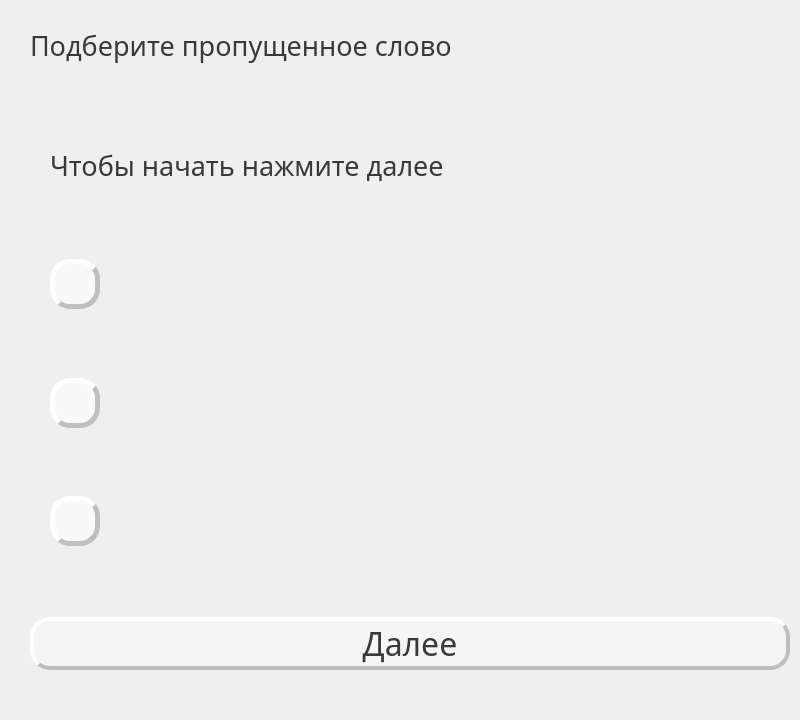
Above: termstest.ui from realeedd/techEng before the change. Below: the same form after it.
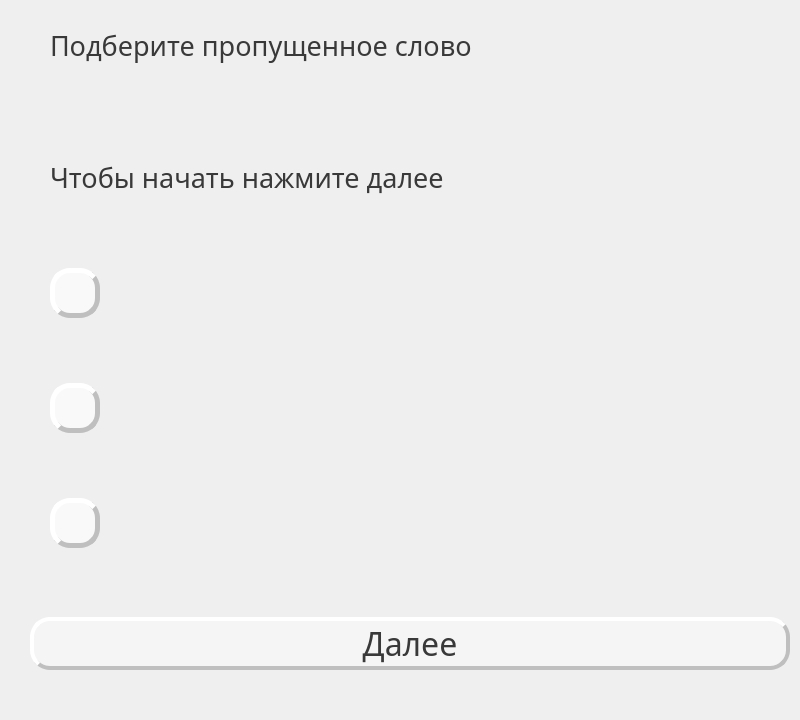
That is the form after the change.

Patch:
```diff
--- a/termstest.ui
+++ b/termstest.ui
@@ -68,6 +68,19 @@
          <number>10</number>
         </property>
         <item>
+         <layout class="QVBoxLayout" name="verticalLayout_3">
+          <item>
+           <layout class="QVBoxLayout" name="verticalLayout_2">
+            <property name="spacing">
+             <number>20</number>
+            </property>
+            <property name="leftMargin">
+             <number>20</number>
+            </property>
+            <property name="rightMargin">
+             <number>20</number>
+            </property>
+            <item>
          <widget class="QLabel" name="label_2">
           <property name="sizePolicy">
            <sizepolicy hsizetype="Ignored" vsizetype="Ignored">
@@ -120,17 +133,6 @@
          </spacer>
         </item>
         <item>
-         <layout class="QVBoxLayout" name="verticalLayout_2">
-          <property name="spacing">
-           <number>20</number>
-          </property>
-          <property name="leftMargin">
-           <number>20</number>
-          </property>
-          <property name="rightMargin">
-           <number>20</number>
-          </property>
-          <item>
            <widget class="QLabel" name="word">
             <property name="font">
              <font>
@@ -361,6 +363,8 @@
                <string/>
               </property>
              </widget>
+              </item>
+             </layout>
             </item>
            </layout>
           </item>
```
Lines whose indentation alone changed are shown as unchanged.
